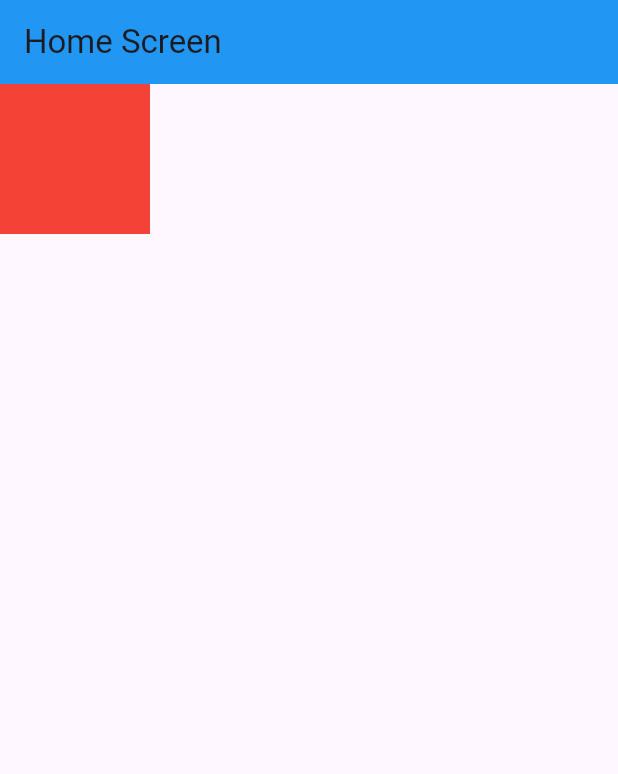
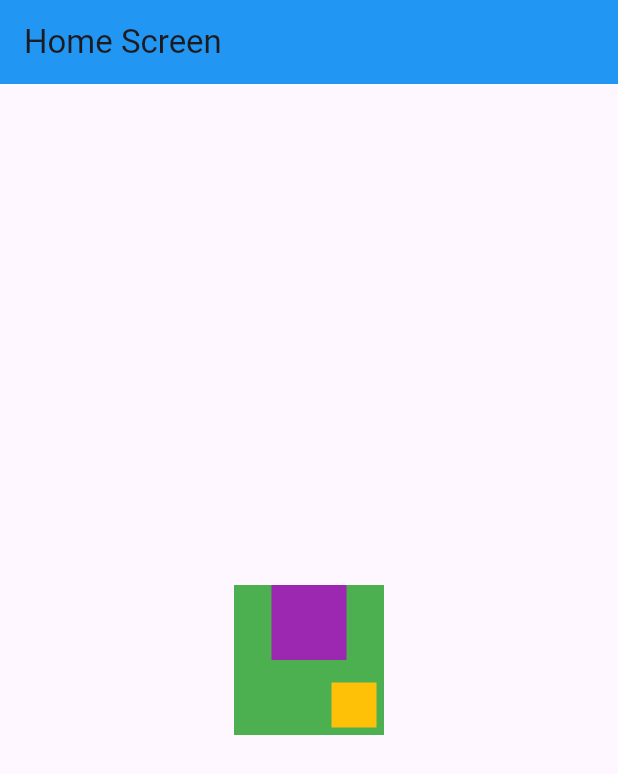
Before and after one commit to RafatMeraz/ostad_flutter_batch_five, a Flutter app: the screen it shows after launch, on a phone screen of 412 x 824 dp. Shown: the top 774 px of the screen. Run offline on Flutter 3.47's test engine with Material 3 defaults, Android fonts, the phone set to English and light mode, and no system bars; our stand-ins replace device_preview.

Commit message:
- Device Preview - BuildContext - Stack - Positioned - Align

```diff
--- a/live_class_project/lib/main.dart
+++ b/live_class_project/lib/main.dart
@@ -1,13 +1,18 @@
+import 'package:device_preview/device_preview.dart';
 import 'package:flutter/material.dart';
 
-/// Flexible
-/// Expanded
-/// AspectRatio
-/// SizedBox
-/// FractionallySizedBox
+/// Device Preview
+/// BuildContext
+/// Package intro (Package vs. Plugin)
+/// Stack
 
 void main() {
-  runApp(const MyApp());
+  runApp(DevicePreview(
+    enabled: true,
+    builder: (context) {
+      return const MyApp();
+    }
+  ));
 }
 
 class MyApp extends StatelessWidget {
@@ -38,59 +43,35 @@ class _HomeScreenState extends State<HomeScreen> {
         backgroundColor: Colors.blue,
         title: const Text('Home Screen'),
       ),
-      body: Column(
+      body: Center(
+        child: Stack(
           children: [
-        /*  Expanded(
-            flex: 2,
+            Container(
+              width: 100,
+              height: 100,
+              color: Colors.green,
+            ),
+            Positioned.fill(
+              child: Align(
+                alignment: Alignment.topCenter,
                 child: Container(
-              width: double.infinity,
+                  width: 50,
+                  height: 50,
                   color: Colors.purple,
                 ),
               ),
-          Expanded(
-            flex: 3,
+            ),
+            Positioned(
+              bottom: 5,
+              right: 5,
               child: Container(
-              width: double.infinity,
-              color: Colors.grey,
+                width: 30,
+                height: 30,
+                color: Colors.amber,
               ),
             ),
-          Expanded(
-            flex: 5,
-            child: Container(
-              width: double.infinity,
-              color: Colors.red,
+          ],
         ),
-          )*/
-         /* SizedBox(
-            width: 100,
-            height: 100,
-            child: Text('safjsdjfskdjf ksdkf jkdj fdj AD JSKJ S  SDJ SKDJK SJD S JKJS DSKD JKASKDJSK K JKSDJ S '),
-          ),
-          SizedBox(
-            height: 500,
-            width: 2000,
-            child: FractionallySizedBox(
-              heightFactor: 0.9,
-              widthFactor: 0.7,
-              alignment: Alignment.center,
-              child: Text('sjf klsdjfjsdf jsdjf ksdjkf ls'),
-            ),
-          ),
-          SizedBox(
-            width: 100,
-            height: 100,
-            child: Text('sdfsdf'),
-          )*/
-          SizedBox(
-            width: 100,
-            child: AspectRatio(
-              aspectRatio: 2/2,
-              child: Container(
-                color: Colors.red,
-              ),
-            ),
-          )
-        ],
       ),
     );
   }
--- a/live_class_project/pubspec.yaml
+++ b/live_class_project/pubspec.yaml
@@ -35,6 +35,7 @@ dependencies:
   # The following adds the Cupertino Icons font to your application.
   # Use with the CupertinoIcons class for iOS style icons.
   cupertino_icons: ^1.0.2
+  device_preview: ^1.1.0
 
 dev_dependencies:
   flutter_test:
```
Also changed, not shown: live_class_project/pubspec.lock, 1 other file. Lines whose indentation alone changed are shown as unchanged.
